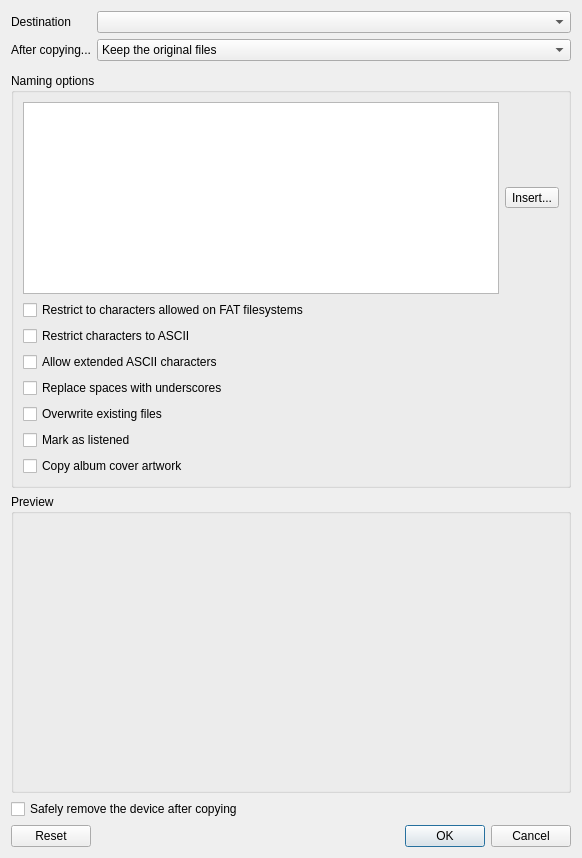
The window that src/organise/organisedialog.ui (strawberrymusicplayer/strawberry) describes before a commit, drawn with Qt 5.
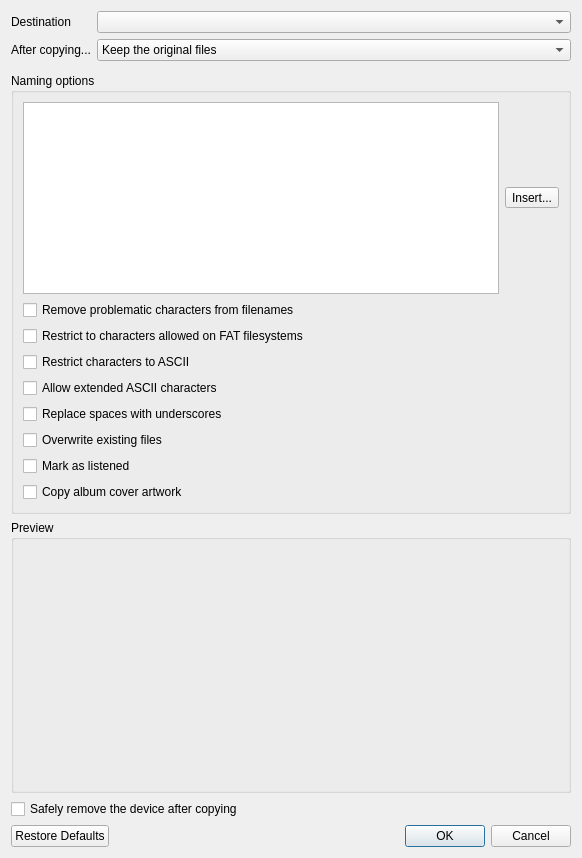
The same window after the commit. Icons and pictures are not drawn. Custom widgets are drawn as their Qt base class.

Commit message: Add option to remove problematic filename characters

The edit to the form file:
```diff
--- a/src/organise/organisedialog.ui
+++ b/src/organise/organisedialog.ui
@@ -91,6 +91,13 @@
         </item>
        </layout>
       </item>
+      <item>
+       <widget class="QCheckBox" name="remove_problematic">
+        <property name="text">
+         <string>Remove problematic characters from filenames</string>
+        </property>
+       </widget>
+      </item>
       <item>
        <widget class="QCheckBox" name="remove_non_fat">
         <property name="text">
@@ -242,11 +249,8 @@
    </item>
    <item>
     <widget class="QDialogButtonBox" name="button_box">
-     <property name="orientation">
-      <enum>Qt::Horizontal</enum>
-     </property>
      <property name="standardButtons">
-      <set>QDialogButtonBox::Cancel|QDialogButtonBox::Ok|QDialogButtonBox::Reset</set>
+      <set>QDialogButtonBox::Cancel|QDialogButtonBox::Ok|QDialogButtonBox::RestoreDefaults</set>
      </property>
     </widget>
    </item>
```
The commit also changes 4 other files.
